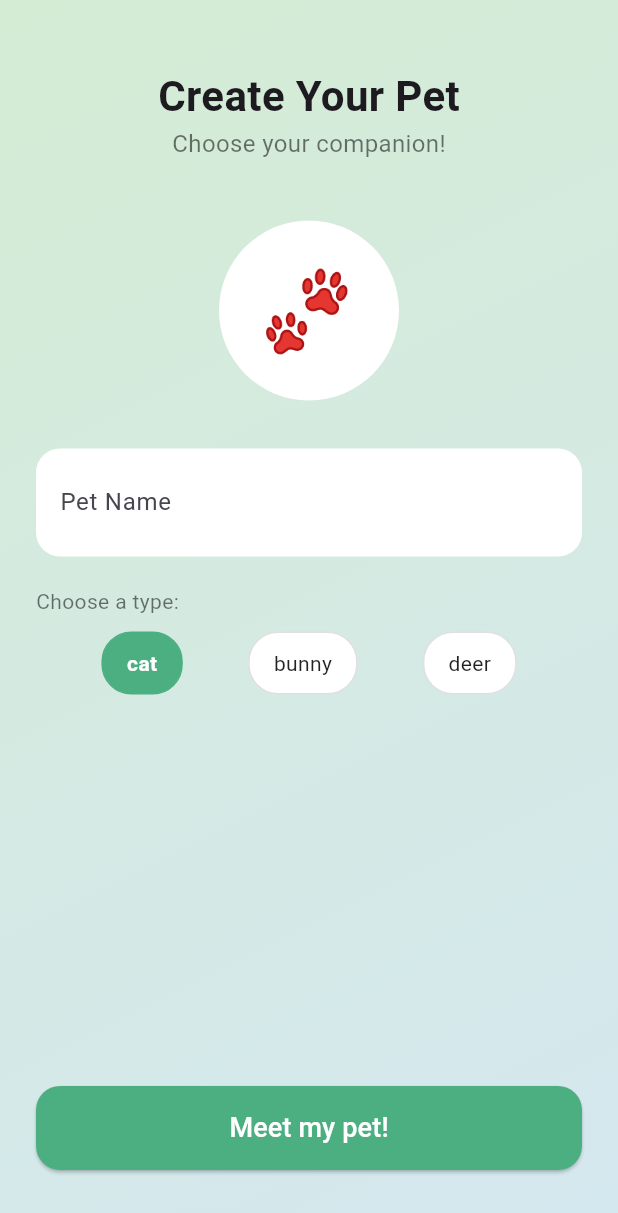
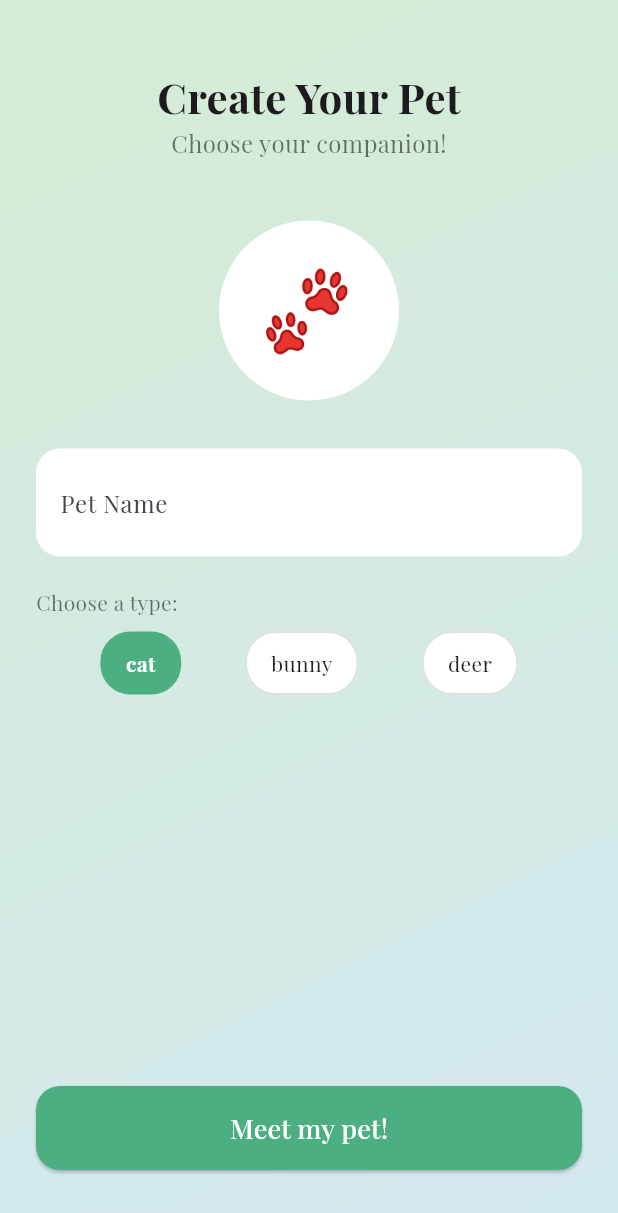
Before and after one commit to brit-dotcom/GWC-Project-7, a Flutter app: the screen it shows once a user with an empty profile is signed in, on a phone screen of 412 x 824 dp. Shown: the top 1213 px of the screen. Run offline on Flutter 3.47's test engine with Material 3 defaults, Android fonts, the light colour scheme and no system bars; our stand-ins replace cloud_firestore, firebase_auth, firebase_core, google_fonts; accounts and stored records are empty.

Commit message:
i change the font

```diff
--- a/lib/main.dart
+++ b/lib/main.dart
@@ -2,6 +2,7 @@ import 'auth_wrapper.dart';
 import 'package:flutter/material.dart';
 import 'package:firebase_core/firebase_core.dart';
 import 'firebase_options.dart';
+import 'package:google_fonts/google_fonts.dart';
 
 void main() async {
   WidgetsFlutterBinding.ensureInitialized();
@@ -18,6 +19,11 @@ class MyApp extends StatelessWidget {
   Widget build(BuildContext context) {
     return MaterialApp(
       home: AuthWrapper(),
+       title: 'Pomodachi',
+        theme: ThemeData(
+        textTheme: GoogleFonts.playfairDisplayTextTheme(),  // ← add this
+        useMaterial3: true,
+    )
     );
   }
 }
--- a/lib/screens/pet_screen.dart
+++ b/lib/screens/pet_screen.dart
@@ -3,6 +3,7 @@ import 'package:flutter/material.dart';
 import 'package:firebase_auth/firebase_auth.dart';
 import '../models/pet.dart';
 import '../services/pet_service.dart';
+import 'package:google_fonts/google_fonts.dart';
 
 class PetScreen extends StatefulWidget {
   final Pet pet;
```
